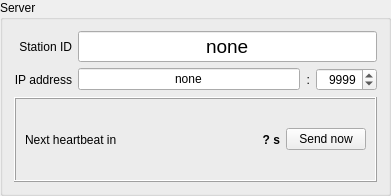
First picture: the form in widgets/qserver.ui, repository AMOS-uniba/amos-client, before the edit.
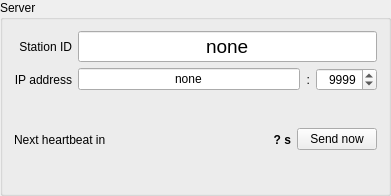
Second picture: the form after the edit.

```diff
--- a/widgets/qserver.ui
+++ b/widgets/qserver.ui
@@ -16,6 +16,9 @@
   <property name="title">
    <string>Server</string>
   </property>
+  <property name="flat">
+   <bool>false</bool>
+  </property>
   <layout class="QGridLayout" name="gridLayout">
    <item row="2" column="0">
     <widget class="QLabel" name="lx_ip">
@@ -38,10 +41,22 @@
      <property name="frameShape">
       <enum>QFrame::Shape::Box</enum>
      </property>
-     <property name="frameShadow">
-      <enum>QFrame::Shadow::Raised</enum>
+     <property name="lineWidth">
+      <number>0</number>
      </property>
      <layout class="QHBoxLayout" name="horizontalLayout">
+      <property name="leftMargin">
+       <number>0</number>
+      </property>
+      <property name="topMargin">
+       <number>0</number>
+      </property>
+      <property name="rightMargin">
+       <number>0</number>
+      </property>
+      <property name="bottomMargin">
+       <number>0</number>
+      </property>
       <item>
        <widget class="QLabel" name="lx_countdown">
         <property name="sizePolicy">
```
